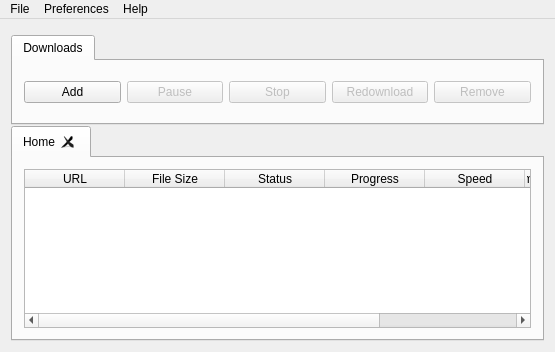
The window that mainwindow.ui (odek86/udm-linux-qt) describes before a commit, drawn with Qt 5.
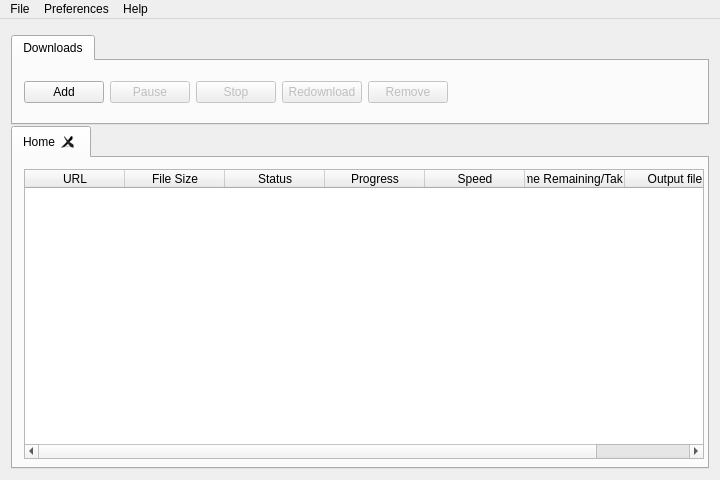
The same window after the commit. Icons and pictures are not drawn. Custom widgets are drawn as their Qt base class.

```diff
--- a/mainwindow.ui
+++ b/mainwindow.ui
@@ -6,10 +6,16 @@
    <rect>
     <x>0</x>
     <y>0</y>
-    <width>555</width>
-    <height>352</height>
+    <width>720</width>
+    <height>480</height>
    </rect>
   </property>
+  <property name="minimumSize">
+   <size>
+    <width>720</width>
+    <height>480</height>
+   </size>
+  </property>
   <property name="windowTitle">
    <string>Ultimate Download Manager</string>
   </property>
@@ -94,6 +100,19 @@
           </property>
          </widget>
         </item>
+        <item>
+         <spacer name="horizontalSpacer">
+          <property name="orientation">
+           <enum>Qt::Horizontal</enum>
+          </property>
+          <property name="sizeHint" stdset="0">
+           <size>
+            <width>40</width>
+            <height>20</height>
+           </size>
+          </property>
+         </spacer>
+        </item>
        </layout>
       </widget>
      </widget>
@@ -113,6 +132,20 @@
        <layout class="QGridLayout" name="gridLayout_4">
         <item row="0" column="0">
          <widget class="UDMTableWidget" name="tableWidget">
+          <property name="enabled">
+           <bool>true</bool>
+          </property>
+          <property name="minimumSize">
+           <size>
+            <width>680</width>
+            <height>290</height>
+           </size>
+          </property>
+          <property name="font">
+           <font>
+            <bold>false</bold>
+           </font>
+          </property>
           <property name="selectionMode">
            <enum>QAbstractItemView::SingleSelection</enum>
           </property>
@@ -170,7 +203,7 @@
     <rect>
      <x>0</x>
      <y>0</y>
-     <width>555</width>
+     <width>720</width>
      <height>19</height>
     </rect>
    </property>
```
